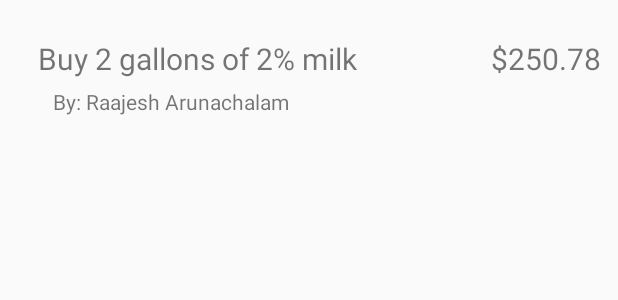
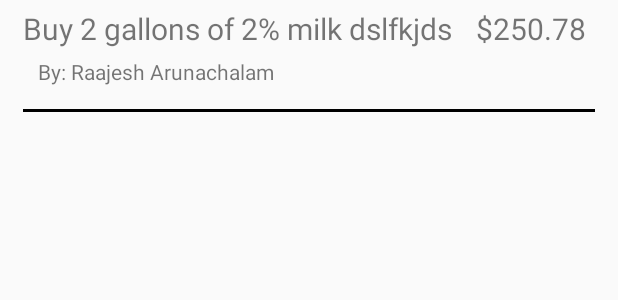
Before and after one commit to Raajesh12/Shopping_Collaborator_App, an Android app: the layout item.xml on its own in the app's theme, with its tools: preview values and no code run, on a phone screen of 412 x 824 dp. Shown: the top 300 px of the screen. Run offline under Robolectric (Android 15) with nearby library versions, the light colour scheme and no system bars.

Commit message:
Changed design

```diff
--- a/app/src/main/java/com/example/raajesharunachalam/taskmanager/ItemsActivity.java
+++ b/app/src/main/java/com/example/raajesharunachalam/taskmanager/ItemsActivity.java
@@ -291,6 +291,8 @@
                             return;
                         }
                         double actual = Double.parseDouble(actualInput);
+                        int actualInt = (int) (actual * 100);
+                        actual =  actualInt/100.0;
                         UpdateItemRequest request = new UpdateItemRequest(itemName, estimate, actual, done);
                         Call<Void> call = ItemEndpoints.ITEM_ENDPOINTS.updateItem(gid, request);
                         call.enqueue(new Callback<Void>() {
--- a/app/src/main/res/layout/item.xml
+++ b/app/src/main/res/layout/item.xml
@@ -13,19 +13,20 @@
         app:layout_constraintLeft_toLeftOf="parent"
         app:layout_constraintRight_toRightOf="parent"
         android:textSize="20sp"
-        android:layout_marginTop="25dp"
-        android:layout_marginLeft="25dp"
-        android:layout_marginRight="100dp"
-        tools:text="Buy 2 gallons of 2% milk"/>
+        android:layout_marginTop="5dp"
+        android:layout_marginLeft="15dp"
+        android:layout_marginRight="110dp"
+        tools:text="Buy 2 gallons of 2% milk dslfkjds"/>
     <TextView
         android:id="@+id/item_author"
         android:layout_width="wrap_content"
         android:layout_height="wrap_content"
-        app:layout_constraintTop_toBottomOf="@+id/item_description"
         app:layout_constraintLeft_toLeftOf="@+id/item_description"
+        android:layout_marginBottom="13dp"
+        android:layout_marginLeft="10dp"
+        tools:text="By: Raajesh Arunachalam"
         android:layout_marginTop="5dp"
-        android:layout_marginLeft="10dp"
-        tools:text="By: Raajesh Arunachalam"/>
+        app:layout_constraintTop_toBottomOf="@+id/item_description" />
     <TextView
         android:id="@+id/item_estimate"
         android:layout_width="0dp"
@@ -33,9 +34,21 @@
         app:layout_constraintTop_toTopOf="@id/item_description"
         app:layout_constraintLeft_toRightOf="@id/item_description"
         app:layout_constraintRight_toRightOf="parent"
-        android:layout_marginRight="10dp"
+        android:layout_marginRight="15dp"
         android:layout_marginLeft="15dp"
         android:textSize="20sp"
         tools:text="$250.78"/>
+    <View
+        android:layout_width="0dp"
+        android:layout_height="2dp"
+        android:background="@color/black"
+        app:layout_constraintLeft_toLeftOf="parent"
+        app:layout_constraintRight_toRightOf="parent"
+        android:layout_marginLeft="15dp"
+        android:layout_marginRight="15dp"
+        android:layout_marginTop="15dp"
+        app:layout_constraintTop_toBottomOf="@id/item_author"
+        app:layout_constraintBottom_toBottomOf="parent"
+        android:layout_marginBottom="5dp"/>
 
 </android.support.constraint.ConstraintLayout>
```
Also changed, not shown: app/src/main/res/layout/activity_items.xml (+21 -2 lines).
